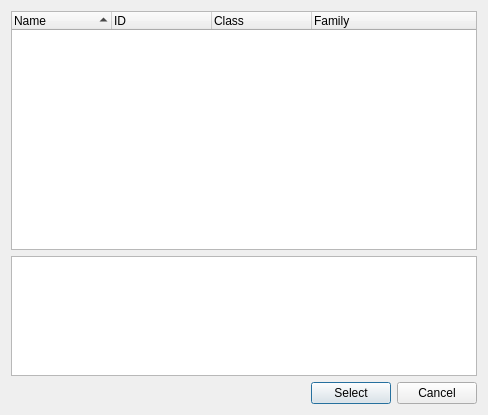
First picture: the form in src/plugins/weight_matrix/src/ui/SearchJASPARDatabase.ui, repository violethaze74/ugene, before the edit.
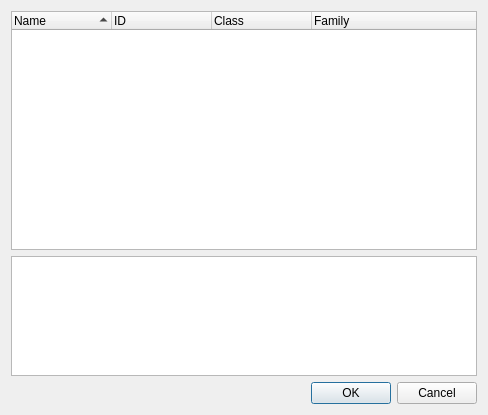
Second picture: the form after the edit.

Commit message: Help system for all dialogs, UI improvements for all dialogs.

Patch:
```diff
--- a/src/plugins/weight_matrix/src/ui/SearchJASPARDatabase.ui
+++ b/src/plugins/weight_matrix/src/ui/SearchJASPARDatabase.ui
@@ -64,35 +64,11 @@
     </widget>
    </item>
    <item>
-    <layout class="QHBoxLayout" name="horizontalLayout">
-     <item>
-      <spacer name="horizontalSpacer">
-       <property name="orientation">
-        <enum>Qt::Horizontal</enum>
-       </property>
-       <property name="sizeHint" stdset="0">
-        <size>
-         <width>40</width>
-         <height>20</height>
-        </size>
-       </property>
-      </spacer>
-     </item>
-     <item>
-      <widget class="QPushButton" name="okButton">
-       <property name="text">
-        <string>Select</string>
-       </property>
-      </widget>
-     </item>
-     <item>
-      <widget class="QPushButton" name="cancelButton">
-       <property name="text">
-        <string>Cancel</string>
-       </property>
-      </widget>
-     </item>
-    </layout>
+    <widget class="QDialogButtonBox" name="buttonBox">
+     <property name="standardButtons">
+      <set>QDialogButtonBox::Cancel|QDialogButtonBox::Ok</set>
+     </property>
+    </widget>
    </item>
   </layout>
  </widget>
```
Left out of the diff: 9 changed lines with no effect on the pictures. The commit also changes 309 other files.
